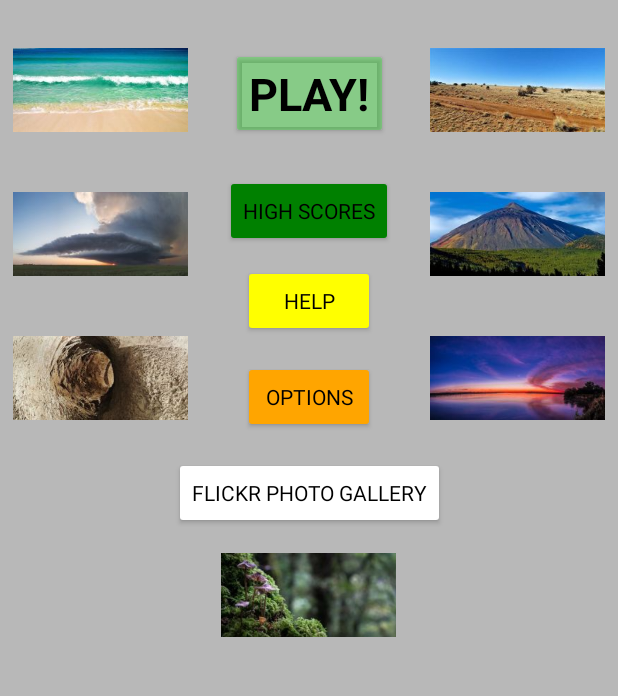
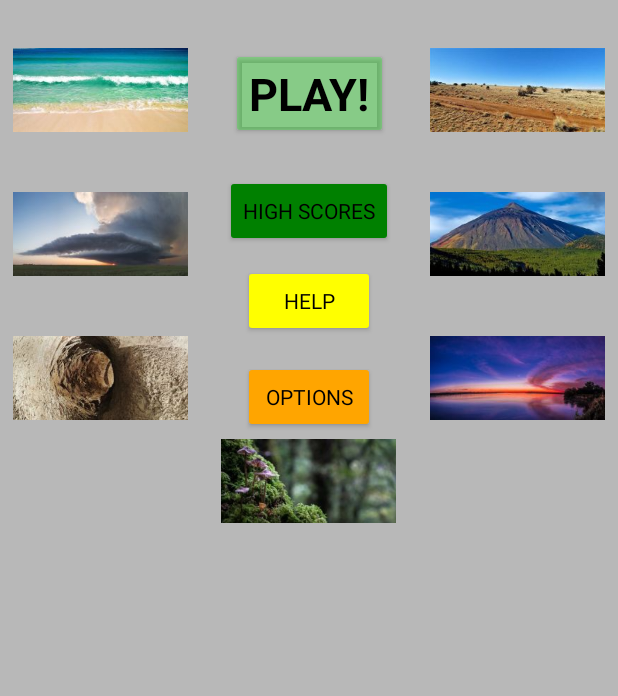
Before and after one commit to bhoward27/276-prj, an Android app: the MainMenuActivity screen opened directly, with no data from a screen before it, on a phone screen of 412 x 824 dp, the part 297-993 px from its top. Run offline under Robolectric (Android 15) with nearby library versions, the phone set to English and light mode, and no system bars; libraries missing offline, so code that uses them is left out: org.junit.jupiter; 3 statements that could not run were skipped.

Commit message:
Remove main menu button, redundant

```diff
--- a/app/src/main/res/layout/activity_main_menu.xml
+++ b/app/src/main/res/layout/activity_main_menu.xml
@@ -88,21 +88,6 @@
         app:layout_constraintStart_toEndOf="@+id/img_3"
         app:layout_constraintTop_toBottomOf="@+id/btnOpenHelp" />
 
-    <Button
-        android:id="@+id/btnOpenPhotoGallery"
-        android:layout_width="wrap_content"
-        android:layout_height="wrap_content"
-        android:layout_marginStart="6dp"
-        android:layout_marginTop="16dp"
-        android:layout_marginEnd="6dp"
-        android:backgroundTint="@color/white"
-        android:fontFamily="sans-serif"
-        android:text="@string/btn_flickr_photo_gallery"
-        android:textColor="@color/black"
-        app:layout_constraintEnd_toStartOf="@+id/img_4"
-        app:layout_constraintStart_toEndOf="@+id/img_3"
-        app:layout_constraintTop_toBottomOf="@+id/btnOpenOptions" />
-
     <ImageView
         android:id="@+id/img_1"
         android:layout_width="118dp"
@@ -173,12 +158,12 @@
         android:id="@+id/img_6"
         android:layout_width="118dp"
         android:layout_height="56dp"
-        android:layout_marginTop="16dp"
+        android:layout_marginTop="4dp"
         android:contentDescription="@string/img_sunrise_or_snake"
         app:layout_constraintEnd_toEndOf="parent"
         app:layout_constraintHorizontal_bias="0.498"
         app:layout_constraintStart_toStartOf="parent"
-        app:layout_constraintTop_toBottomOf="@+id/btnOpenPhotoGallery"
+        app:layout_constraintTop_toBottomOf="@+id/btnOpenOptions"
         app:srcCompat="@drawable/a_6" />
 
 </androidx.constraintlayout.widget.ConstraintLayout>
```
